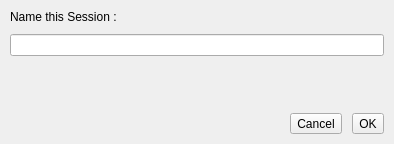
Above: sessionsavedialog.ui from s96Abrar/start before the change. Below: the same form after it.
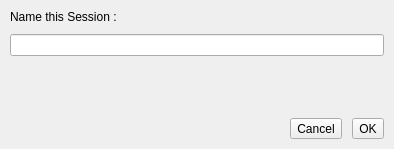
That is the form after the change. Icons and pictures are not drawn.

What changed in the file:
```diff
--- a/sessionsavedialog.ui
+++ b/sessionsavedialog.ui
@@ -7,7 +7,7 @@
     <x>0</x>
     <y>0</y>
     <width>394</width>
-    <height>144</height>
+    <height>149</height>
    </rect>
   </property>
   <property name="sizePolicy">
```
Left out of the diff: 6 changed lines with no effect on the pictures.
